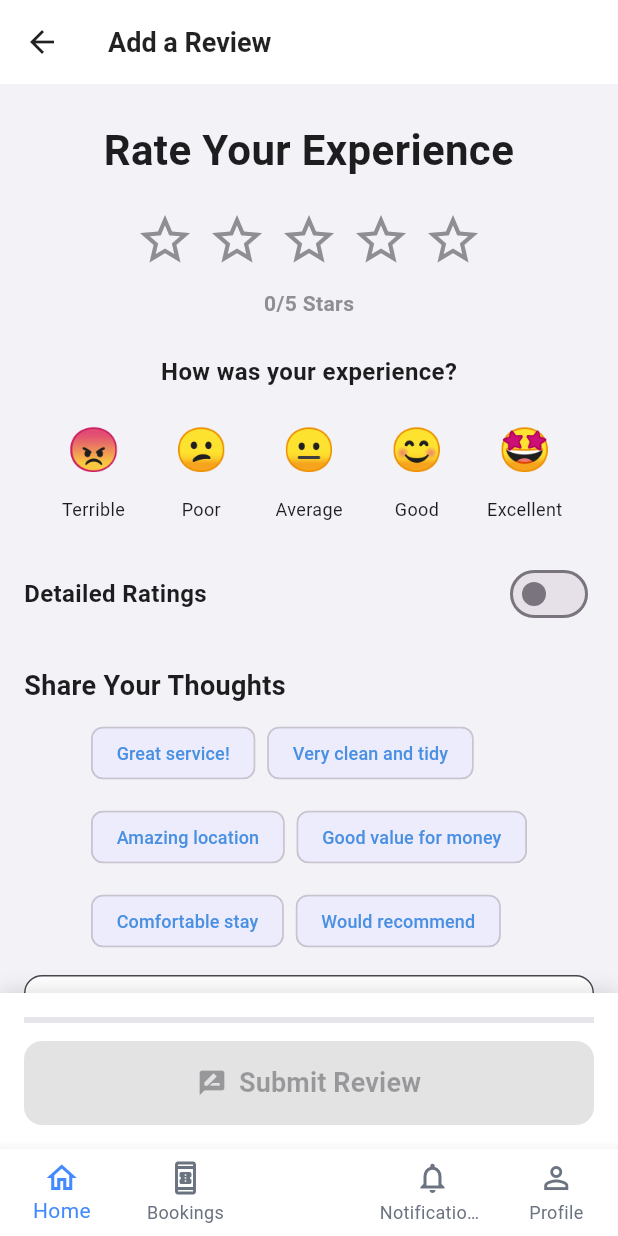
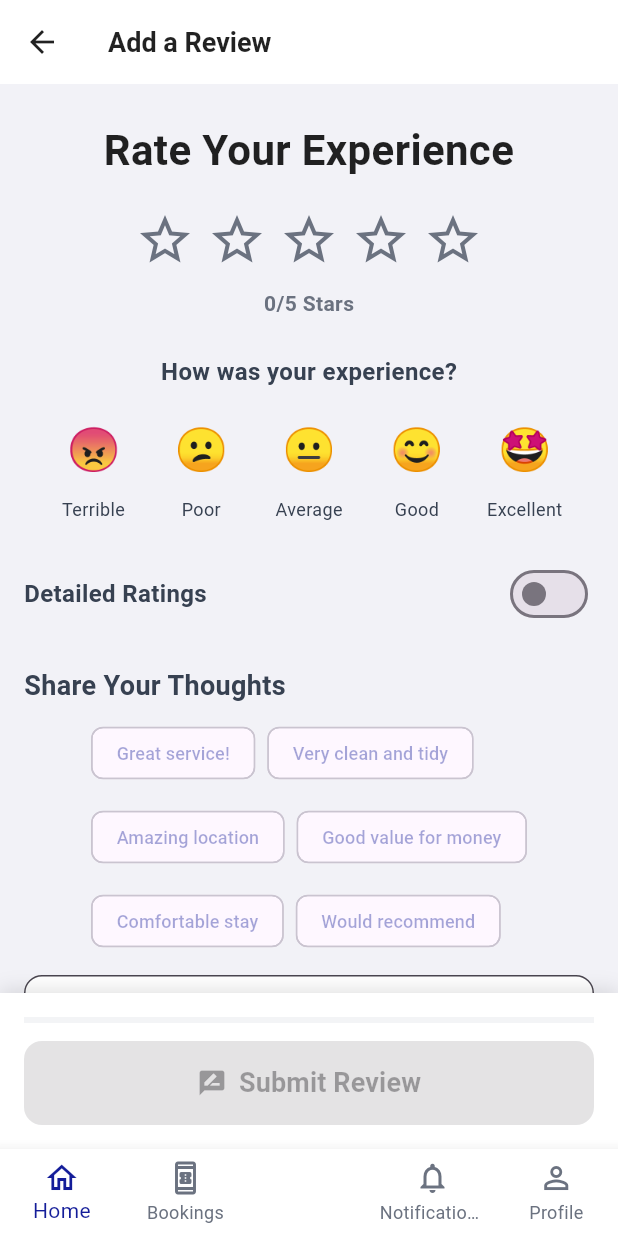
Before and after one commit to mustafaots/Mobile-Dev-Project, a Flutter app: the AddReviewScreen screen opened directly, on a phone screen of 412 x 824 dp. Run offline on Flutter 3.47's test engine with Material 3 defaults, Android fonts, the phone set to English and light mode, and no system bars; our stand-ins replace font_awesome_flutter.

Commit message:
fixed colors im aymens files

```diff
--- a/easy_vacation/lib/classes/AYM/AddReviewScreen.dart
+++ b/easy_vacation/lib/classes/AYM/AddReviewScreen.dart
@@ -1,5 +1,6 @@
 // addReviewPage.dart
 import 'package:easy_vacation/classes/DAN/HomeScreen.dart';
+import 'package:easy_vacation/shared/themes.dart';
 import 'package:flutter/material.dart';
 import 'package:easy_vacation/classes/AYM/ProfileScreen.dart';
 import 'package:easy_vacation/classes/AYM/NotificationsScreen.dart';
@@ -108,20 +109,20 @@ class _AddReviewScreenState extends State<AddReviewScreen> {
   @override
   Widget build(BuildContext context) {
     return Scaffold(
-      backgroundColor: const Color(0xFFF2F2F7),
+      backgroundColor: AppTheme.white,
       appBar: AppBar(
         title: const Text(
           'Add a Review',
           style: TextStyle(
-            color: Colors.black87,
+            color: AppTheme.black,
             fontWeight: FontWeight.bold,
             fontSize: 18,
           ),
         ),
-        backgroundColor: Colors.white,
+        backgroundColor: AppTheme.white,
         elevation: 0,
         leading: IconButton(
-          icon: const Icon(Icons.arrow_back, color: Colors.black87),
+          icon: const Icon(Icons.arrow_back, color: AppTheme.black),
           onPressed: () => Navigator.of(context).pop(),
         ),
       ),
@@ -151,7 +152,7 @@ class _AddReviewScreenState extends State<AddReviewScreen> {
                           style: TextStyle(
                             fontSize: 28,
                             fontWeight: FontWeight.bold,
-                            color: Color(0xFF1D1D1F),
+                            color: AppTheme.black,
                           ),
                           textAlign: TextAlign.center,
                         ),
@@ -168,7 +169,7 @@ class _AddReviewScreenState extends State<AddReviewScreen> {
                                 padding: const EdgeInsets.all(4),
                                 child: Icon(
                                   isSelected ? Icons.star : Icons.star_border,
-                                  color: isSelected ? const Color(0xFFF5A623) : const Color(0xFF8E8E93),
+                                  color: isSelected ? AppTheme.neutralColor : AppTheme.grey,
                                   size: 40,
                                 ),
                               ),
@@ -180,7 +181,7 @@ class _AddReviewScreenState extends State<AddReviewScreen> {
                           '$_rating/5 Stars',
                           style: const TextStyle(
                             fontSize: 14,
-                            color: Color(0xFF8E8E93),
+                            color: AppTheme.grey,
                             fontWeight: FontWeight.w600,
                           ),
                         ),
@@ -193,7 +194,7 @@ class _AddReviewScreenState extends State<AddReviewScreen> {
                           style: TextStyle(
                             fontSize: 16,
                             fontWeight: FontWeight.w600,
-                            color: Color(0xFF1D1D1F),
+                            color: AppTheme.darkGrey,
                           ),
                         ),
                         const SizedBox(height: 12),
@@ -211,7 +212,7 @@ class _AddReviewScreenState extends State<AddReviewScreen> {
                                     padding: const EdgeInsets.all(8),
                                     decoration: BoxDecoration(
                                       color: _selectedEmoji == reaction['emoji']
-                                          ? const Color(0xFF4A90E2).withOpacity(0.1)
+                                          ? AppTheme.primaryColor
                                           : Colors.transparent,
                                       borderRadius: BorderRadius.circular(12),
                                     ),
@@ -222,7 +223,7 @@ class _AddReviewScreenState extends State<AddReviewScreen> {
                                     reaction['label'],
                                     style: const TextStyle(
                                       fontSize: 12,
-                                      color: Color(0xFF1D1D1F),
+                                      color: AppTheme.darkGrey,
                                     ),
                                   ),
                                 ],
@@ -242,13 +243,13 @@ class _AddReviewScreenState extends State<AddReviewScreen> {
                               style: TextStyle(
                                 fontSize: 16,
                                 fontWeight: FontWeight.w600,
-                                color: Color(0xFF1D1D1F),
+                                color: AppTheme.darkGrey,
                               ),
                             ),
                             Switch(
                               value: _showCategories,
                               onChanged: (value) => setState(() => _showCategories = value),
-                              activeColor: const Color(0xFF4A90E2),
+                              activeColor: AppTheme.primaryColor,
                             ),
                           ],
                         ),
@@ -270,7 +271,7 @@ class _AddReviewScreenState extends State<AddReviewScreen> {
                             style: TextStyle(
                               fontSize: 18,
                               fontWeight: FontWeight.bold,
-                              color: Color(0xFF1D1D1F),
+                              color: AppTheme.darkGrey,
                             ),
                           ),
                         ),
@@ -282,18 +283,8 @@ class _AddReviewScreenState extends State<AddReviewScreen> {
                           runSpacing: 8,
                           children: _suggestions.map((suggestion) {
                             return InputChip(
-                              label: Text(suggestion, style: const TextStyle(fontSize: 12, color: Color(0xFF4A90E2))),
-                              onSelected: (_) {
-                                setState(() {
-                                  if (_reviewController.text.isNotEmpty) {
-                                    _reviewController.text += ' $suggestion';
-                                  } else {
-                                    _reviewController.text = suggestion;
-                                  }
-                                });
-                              },
-                              backgroundColor: const Color(0xFF4A90E2).withOpacity(0.1),
-                            );
+                              label: Text(suggestion, style: const TextStyle(fontSize: 12, color: AppTheme.primaryColor),
+                            ) );
                           }).toList(),
                         ),
                         const SizedBox(height: 12),
@@ -306,14 +297,14 @@ class _AddReviewScreenState extends State<AddReviewScreen> {
                             hintText: 'Tell us about your stay...',
                             border: OutlineInputBorder(
                               borderRadius: BorderRadius.circular(12),
-                              borderSide: const BorderSide(color: Color(0xFFCFE3E7)),
+                              borderSide: const BorderSide(color: AppTheme.white),
                             ),
                             focusedBorder: OutlineInputBorder(
                               borderRadius: BorderRadius.circular(12),
-                              borderSide: const BorderSide(color: Color(0xFF4A90E2)),
+                              borderSide: const BorderSide(color: AppTheme.primaryColor),
                             ),
                             filled: true,
-                            fillColor: Colors.white,
+                            fillColor: AppTheme.white,
                             contentPadding: const EdgeInsets.all(16),
                           ),
                         ),
@@ -326,12 +317,12 @@ class _AddReviewScreenState extends State<AddReviewScreen> {
                             Switch(
                               value: _showPreview,
                               onChanged: (value) => setState(() => _showPreview = value),
-                              activeThumbColor: const Color(0xFF4A90E2),
+                              activeThumbColor: AppTheme.primaryColor,
                             ),
                             const Text(
                               'Preview Review',
                               style: TextStyle(
-                                color: Color(0xFF1D1D1F),
+                                color: AppTheme.darkGrey,
                                 fontWeight: FontWeight.w500,
                               ),
                             ),
@@ -352,7 +343,7 @@ class _AddReviewScreenState extends State<AddReviewScreen> {
                                       return Icon(
                                         index < _rating ? Icons.star : Icons.star_border,
                                         size: 16,
-                                        color: const Color(0xFFF5A623),
+                                        color: AppTheme.neutralColor,
                                       );
                                     }),
                                   ),
@@ -389,16 +380,16 @@ class _AddReviewScreenState extends State<AddReviewScreen> {
                     children: [
                       LinearProgressIndicator(
                         value: _getProgressValue(),
-                        backgroundColor: const Color(0xFFE5E5EA),
-                        color: const Color(0xFF4A90E2),
+                        backgroundColor: AppTheme.lightGrey,
+                        color: AppTheme.primaryColor,
                         minHeight: 4,
                       ),
                       const SizedBox(height: 12),
                       ElevatedButton(
                         onPressed: _canSubmit() ? _submitReview : null,
                         style: ElevatedButton.styleFrom(
-                          backgroundColor: _canSubmit() ? const Color(0xFF4A90E2) : const Color(0xFF8E8E93),
-                          foregroundColor: Colors.white,
+                          backgroundColor: _canSubmit() ? AppTheme.primaryColor : AppTheme.grey,
+                          foregroundColor: AppTheme.white,
                           minimumSize: const Size(double.infinity, 56),
                           shape: RoundedRectangleBorder(borderRadius: BorderRadius.circular(12)),
                           elevation: 2,
@@ -439,7 +430,7 @@ class _AddReviewScreenState extends State<AddReviewScreen> {
               style: const TextStyle(
                 fontSize: 14,
                 fontWeight: FontWeight.w500,
-                color: Color(0xFF1D1D1F),
+                color: AppTheme.darkGrey,
               ),
             ),
           ),
@@ -454,7 +445,7 @@ class _AddReviewScreenState extends State<AddReviewScreen> {
                   child: Icon(
                     isSelected ? Icons.star : Icons.star_border,
                     size: 20,
-                    color: isSelected ? const Color(0xFFF5A623) : const Color(0xFF8E8E93),
+                    color: isSelected ? AppTheme.neutralColor : AppTheme.grey,
                   ),
                 );
               }),
@@ -468,10 +459,10 @@ class _AddReviewScreenState extends State<AddReviewScreen> {
   BottomNavigationBar _buildBottomNavigationBar() {
     return BottomNavigationBar(
       type: BottomNavigationBarType.fixed,
-      backgroundColor: Colors.white,
+      backgroundColor: AppTheme.white,
       elevation: 8,
-      selectedItemColor: Colors.blueAccent,
-      unselectedItemColor: const Color(0xFF6B7280),
+      selectedItemColor: AppTheme.primaryColor,
+      unselectedItemColor: AppTheme.grey,
       currentIndex: _navIdx,
       onTap: (index) {
         if (index != 2) {
--- a/easy_vacation/lib/shared/themes.dart
+++ b/easy_vacation/lib/shared/themes.dart
@@ -6,10 +6,12 @@ class AppTheme {
   static const Color primaryColor = Color.fromARGB(255, 20, 29, 153);
   static const Color white = Colors.white;
   static const Color black = Colors.black87;
+  static const Color darkGrey = Color(0xFF374151);
   static const Color grey = Color(0xFF6B7280);
   static const Color lightGrey = Color(0xFFF3F4F6);
   static const Color successColor = Colors.green;
   static const Color failureColor = Colors.red;
+  static const Color neutralColor = Colors.amber;
 
   // Text Styles
   static const TextStyle header1 = TextStyle(
```
Also changed, not shown: easy_vacation/lib/classes/AYM/NotificationsScreen.dart (+25 -25 lines).
